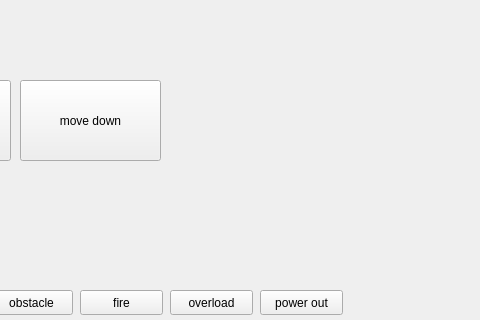
tobechinw/Elevator-QT-Simulation, file elevator_simulation/mainwindow.ui: the form before one commit; both pictures show x 220 to 700 and y 0 to 320 of the 800 by 600 pixel window.
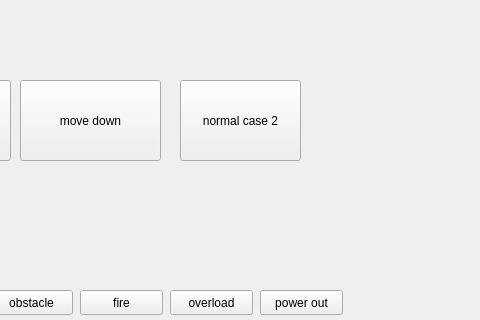
The form after the commit.

```diff
--- a/elevator_simulation/mainwindow.ui
+++ b/elevator_simulation/mainwindow.ui
@@ -105,6 +105,19 @@
      <string>move down</string>
     </property>
    </widget>
+   <widget class="QPushButton" name="normal2">
+    <property name="geometry">
+     <rect>
+      <x>400</x>
+      <y>80</y>
+      <width>121</width>
+      <height>81</height>
+     </rect>
+    </property>
+    <property name="text">
+     <string>normal case 2</string>
+    </property>
+   </widget>
   </widget>
   <widget class="QMenuBar" name="menubar">
    <property name="geometry">
```
